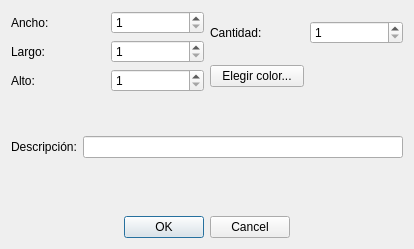
First picture: the form in dialogaddgroup.ui, repository amsantosr/ContainerApp, before the edit.
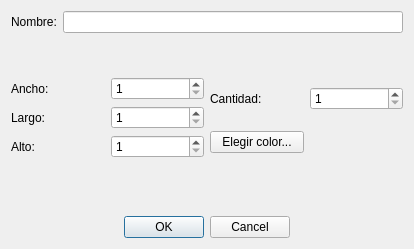
Second picture: the form after the edit.

Commit message: Modifica los nombres de los atributos

What changed in the file:
```diff
--- a/dialogaddgroup.ui
+++ b/dialogaddgroup.ui
@@ -14,20 +14,7 @@
    <string>Añadir grupo</string>
   </property>
   <layout class="QGridLayout" name="gridLayout_2">
-   <item row="4" column="0" colspan="2">
-    <spacer name="verticalSpacer">
-     <property name="orientation">
-      <enum>Qt::Vertical</enum>
-     </property>
-     <property name="sizeHint" stdset="0">
-      <size>
-       <width>378</width>
-       <height>54</height>
-      </size>
-     </property>
-    </spacer>
-   </item>
-   <item row="1" column="1">
+   <item row="3" column="1">
     <layout class="QHBoxLayout" name="horizontalLayout_2">
      <item>
       <widget class="QPushButton" name="pushButtonPickColor">
@@ -66,42 +53,7 @@
      </item>
     </layout>
    </item>
-   <item row="3" column="0" colspan="2">
-    <layout class="QHBoxLayout" name="horizontalLayout_3">
-     <item>
-      <widget class="QLabel" name="label_5">
-       <property name="text">
-        <string>Descripción:</string>
-       </property>
-      </widget>
-     </item>
-     <item>
-      <widget class="QLineEdit" name="lineEditDescription"/>
-     </item>
-    </layout>
-   </item>
-   <item row="0" column="1">
-    <layout class="QHBoxLayout" name="horizontalLayout">
-     <item>
-      <widget class="QLabel" name="label_4">
-       <property name="text">
-        <string>Cantidad:</string>
-       </property>
-      </widget>
-     </item>
-     <item>
-      <widget class="QSpinBox" name="spinBoxQuantity">
-       <property name="minimum">
-        <number>1</number>
-       </property>
-       <property name="maximum">
-        <number>9999</number>
-       </property>
-      </widget>
-     </item>
-    </layout>
-   </item>
-   <item row="5" column="0" colspan="2">
+   <item row="7" column="0" colspan="2">
     <widget class="QDialogButtonBox" name="buttonBox">
      <property name="standardButtons">
       <set>QDialogButtonBox::Cancel|QDialogButtonBox::Ok</set>
@@ -111,7 +63,55 @@
      </property>
     </widget>
    </item>
-   <item row="0" column="0" rowspan="2">
+   <item row="6" column="0" colspan="2">
+    <spacer name="verticalSpacer">
+     <property name="orientation">
+      <enum>Qt::Vertical</enum>
+     </property>
+     <property name="sizeHint" stdset="0">
+      <size>
+       <width>378</width>
+       <height>54</height>
+      </size>
+     </property>
+    </spacer>
+   </item>
+   <item row="2" column="1">
+    <layout class="QHBoxLayout" name="horizontalLayout">
+     <item>
+      <widget class="QLabel" name="label_4">
+       <property name="text">
+        <string>Cantidad:</string>
+       </property>
+      </widget>
+     </item>
+     <item>
+      <widget class="QSpinBox" name="spinBoxQuantity">
+       <property name="minimum">
+        <number>1</number>
+       </property>
+       <property name="maximum">
+        <number>9999</number>
+       </property>
+      </widget>
+     </item>
+    </layout>
+   </item>
+   <item row="0" column="0" colspan="2">
+    <layout class="QHBoxLayout" name="horizontalLayout_3">
+     <item>
+      <widget class="QLabel" name="label_5">
+       <property name="text">
+        <string>Nombre:</string>
+       </property>
+      </widget>
+     </item>
+     <item>
+      <widget class="QLineEdit" name="lineEditGroupName"/>
+     </item>
+    </layout>
+   </item>
+   <item row="2" column="0" rowspan="2">
     <layout class="QGridLayout" name="gridLayout">
      <item row="2" column="0">
       <widget class="QLabel" name="label_3">
@@ -166,7 +166,7 @@
      </item>
     </layout>
    </item>
-   <item row="2" column="0" colspan="2">
+   <item row="1" column="0" colspan="2">
     <spacer name="verticalSpacer_2">
      <property name="orientation">
       <enum>Qt::Vertical</enum>
```
The commit also changes 9 other files.
